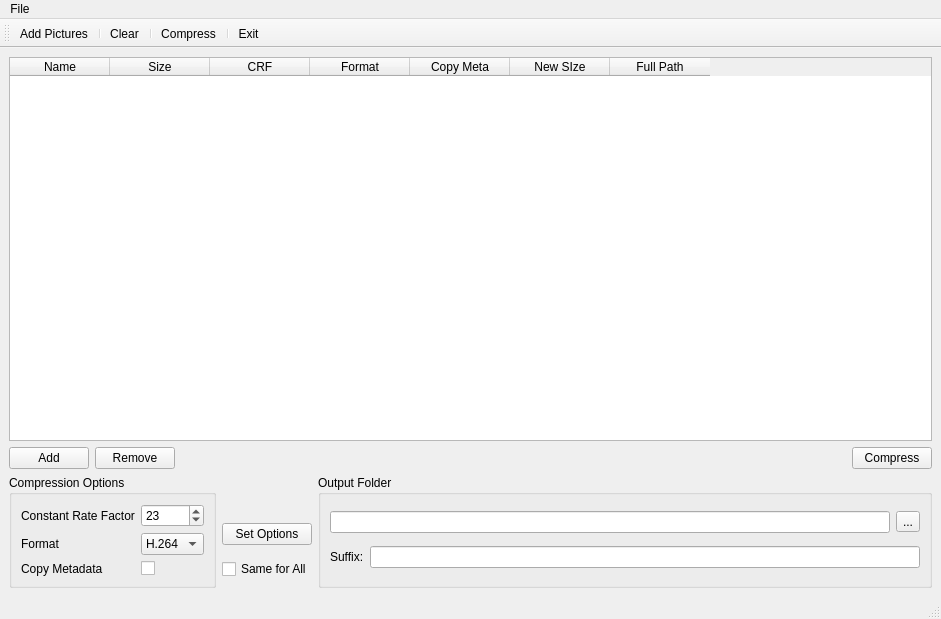
Before: the Qt Designer form mainwindow.ui in ArmanHunanyan/VideoConverterGUI, drawn with Qt 5.
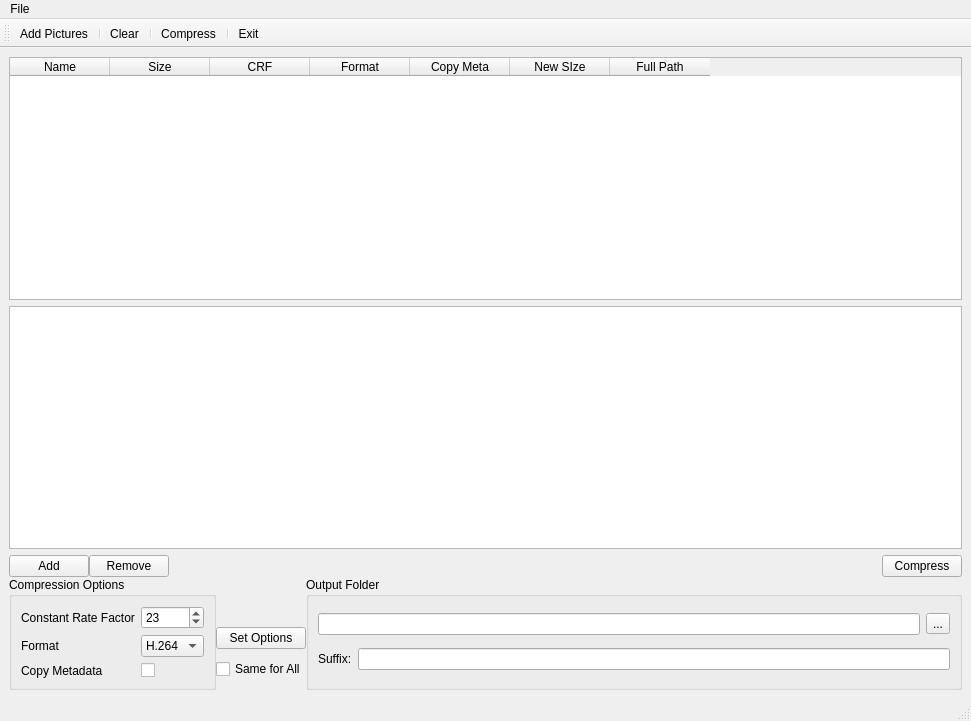
After: the same form once the commit is applied. Icons and pictures are not drawn. Custom widgets are drawn as their Qt base class.

Patch:
```diff
--- a/mainwindow.ui
+++ b/mainwindow.ui
@@ -6,15 +6,15 @@
    <rect>
     <x>0</x>
     <y>0</y>
-    <width>941</width>
-    <height>619</height>
+    <width>971</width>
+    <height>721</height>
    </rect>
   </property>
   <property name="windowTitle">
    <string>MainWindow</string>
   </property>
   <widget class="QWidget" name="centralwidget">
-   <layout class="QVBoxLayout" name="verticalLayout_3">
+   <layout class="QVBoxLayout" name="verticalLayout_4">
     <item>
      <widget class="VideoTable" name="mainTable">
       <column>
@@ -55,6 +55,27 @@
      </widget>
     </item>
     <item>
+     <widget class="QTextEdit" name="outputDisplay"/>
+    </item>
+    <item>
+     <widget class="QWidget" name="controlWidget" native="true">
+      <layout class="QVBoxLayout" name="verticalLayout_3">
+       <property name="spacing">
+        <number>0</number>
+       </property>
+       <property name="leftMargin">
+        <number>0</number>
+       </property>
+       <property name="topMargin">
+        <number>0</number>
+       </property>
+       <property name="rightMargin">
+        <number>0</number>
+       </property>
+       <property name="bottomMargin">
+        <number>0</number>
+       </property>
+       <item>
      <layout class="QHBoxLayout" name="horizontalLayout">
       <item>
        <widget class="QPushButton" name="addButton">
@@ -242,12 +263,15 @@
     </item>
    </layout>
   </widget>
+    </item>
+   </layout>
+  </widget>
   <widget class="QMenuBar" name="menubar">
    <property name="geometry">
     <rect>
      <x>0</x>
      <y>0</y>
-     <width>941</width>
+     <width>971</width>
      <height>26</height>
     </rect>
    </property>
```
Lines whose indentation alone changed are shown as unchanged.
